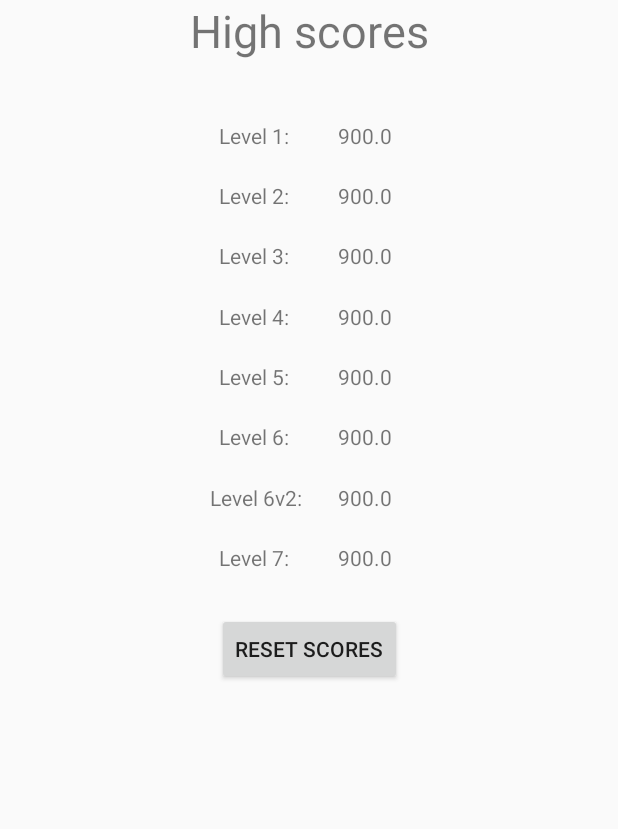
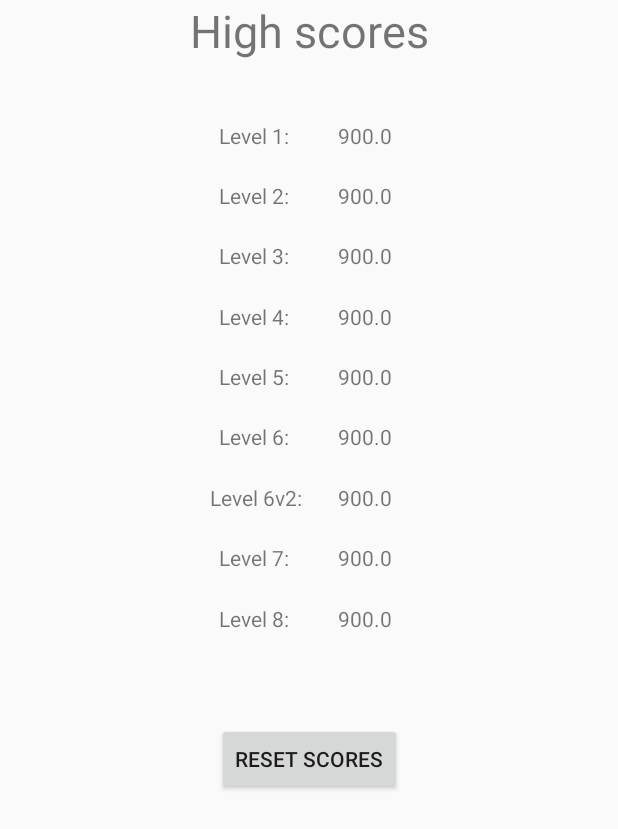
Before and after one commit to Arturro99/SensorsApp, an Android app: the Stats screen opened directly, with no data from a screen before it, on a phone screen of 412 x 824 dp. Shown: the top 829 px of the screen. Run offline under Robolectric (Android 15) with nearby library versions, the phone set to English and light mode, and no system bars.

Commit message:
Lvl8 saves High scores

```diff
--- a/app/src/main/java/com/g09/Stats.java
+++ b/app/src/main/java/com/g09/Stats.java
@@ -24,6 +24,7 @@ public class Stats extends AppCompatActivity {
     TextView stats6;
     TextView stats6v2;
     TextView stats7;
+    TextView stats8;
     Button resetStatsBtn;
 
     @Override
@@ -40,6 +41,7 @@ public class Stats extends AppCompatActivity {
         stats6 = findViewById(R.id.stats6);
         stats6v2 = findViewById(R.id.stats6v2);
         stats7 = findViewById(R.id.stats7);
+        stats8 = findViewById(R.id.stats8);
         resetStatsBtn = findViewById(R.id.resetScores);
 
         refreshScores();
@@ -72,6 +74,7 @@ public class Stats extends AppCompatActivity {
         stats6.setText(String.valueOf(getHighScore("stats6CurrentHS")));
         stats6v2.setText(String.valueOf(getHighScore("stats6v2CurrentHS")));
         stats7.setText(String.valueOf(getHighScore("stats7CurrentHS")));
+        stats8.setText(String.valueOf(getHighScore("stats8CurrentHS")));
     }
 
     private void resetStats() {
--- a/app/src/main/res/layout/activity_stats.xml
+++ b/app/src/main/res/layout/activity_stats.xml
@@ -132,6 +132,20 @@
         app:layout_constraintHorizontal_bias="0.40"/>
 
     <TextView
+        android:id="@+id/textView15"
+        android:layout_width="wrap_content"
+        android:layout_height="wrap_content"
+        android:layout_row="6"
+        android:layout_column="0"
+        android:text="Level 8:"
+        app:layout_constraintBottom_toBottomOf="parent"
+        app:layout_constraintEnd_toEndOf="parent"
+        app:layout_constraintStart_toStartOf="parent"
+        app:layout_constraintTop_toTopOf="parent"
+        app:layout_constraintVertical_bias="0.50"
+        app:layout_constraintHorizontal_bias="0.40"/>
+
+    <TextView
         android:id="@+id/stats1"
         android:layout_width="wrap_content"
         android:layout_height="wrap_content"
@@ -233,11 +247,24 @@
         app:layout_constraintVertical_bias="0.45"
         app:layout_constraintHorizontal_bias="0.60"/>
 
+    <TextView
+        android:id="@+id/stats8"
+        android:layout_width="wrap_content"
+        android:layout_height="wrap_content"
+        android:text="0.0"
+        app:layout_constraintBottom_toBottomOf="parent"
+        app:layout_constraintEnd_toEndOf="parent"
+        app:layout_constraintStart_toStartOf="parent"
+        app:layout_constraintTop_toTopOf="parent"
+        app:layout_constraintVertical_bias="0.50"
+        app:layout_constraintHorizontal_bias="0.60"/>
+
     <Button
         android:id="@+id/resetScores"
         android:layout_width="wrap_content"
         android:layout_height="wrap_content"
         android:text="Reset scores"
+        app:layout_constraintVertical_bias="0.6"
         app:layout_constraintBottom_toBottomOf="parent"
         app:layout_constraintEnd_toEndOf="parent"
         app:layout_constraintStart_toStartOf="parent"
```
Also changed, not shown: app/src/main/java/com/g09/levels/Lvl8.java (+17 -1 lines).
